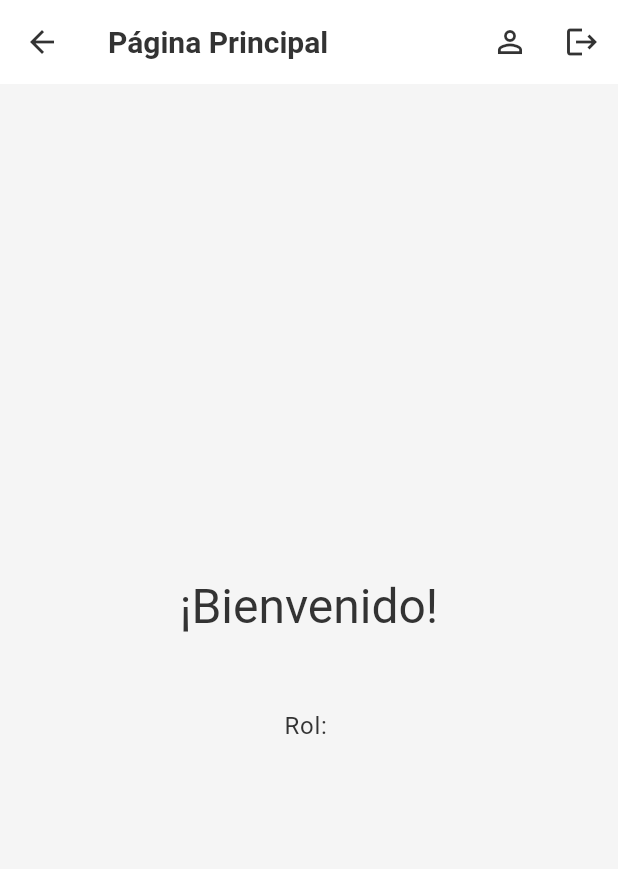
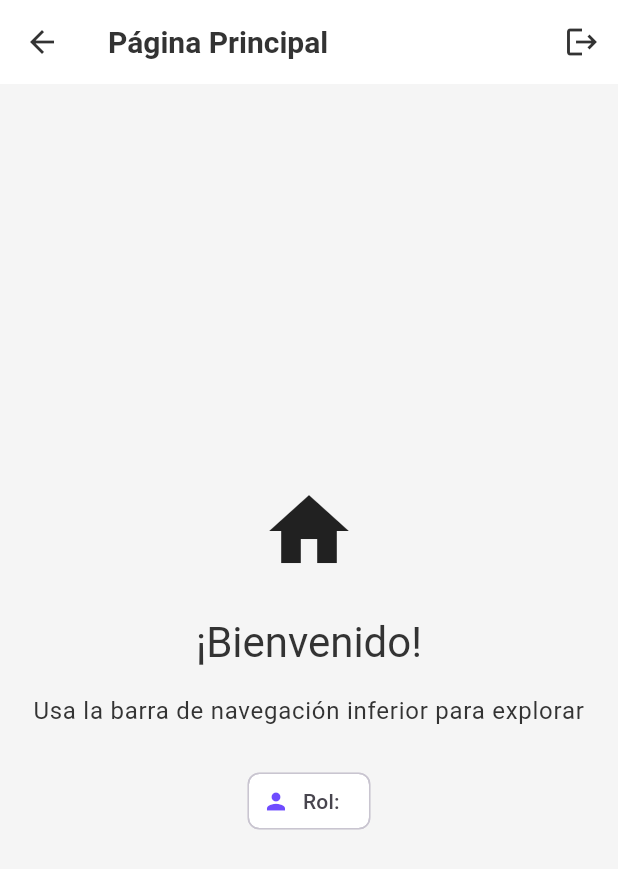
Before and after one commit to raimundoosf/ProyectoTallerSoftware, a Flutter app: the HomeScreen screen opened directly, on a phone screen of 412 x 824 dp. Shown: the top 869 px of the screen. Run offline on Flutter 3.47's test engine with Material 3 defaults, Android fonts, the phone set to English and light mode, and no system bars; our stand-ins replace cloud_firestore, firebase_auth, firebase_core, firebase_storage, freezed_annotation, geolocator and 4 more; accounts and stored records are empty.

Commit message:
feat: Refactor navigation structure and improve user experience in main screens

```diff
--- a/lib/src/core/navigation/app_router.dart
+++ b/lib/src/core/navigation/app_router.dart
@@ -2,7 +2,7 @@ import 'package:flutter/material.dart';
 import 'package:go_router/go_router.dart';
 import 'package:flutter_app/src/features/auth/presentation/views/login_screen.dart';
 import 'package:flutter_app/src/features/auth/presentation/views/register_screen.dart';
-import 'package:flutter_app/src/features/home/presentation/views/home_screen.dart';
+import 'package:flutter_app/src/features/home/presentation/views/main_scaffold.dart';
 import 'package:flutter_app/src/features/user_profile/presentation/views/profile_screen.dart';
 import 'package:flutter_app/src/features/company_profile/presentation/views/company_profile_screen.dart';
 import 'package:flutter_app/src/features/products/presentation/views/new_product_view.dart';
@@ -12,7 +12,7 @@ final GoRouter router = GoRouter(
     GoRoute(
       path: '/',
       builder: (BuildContext context, GoRouterState state) {
-        return const HomeScreen();
+        return const MainScaffold();
       },
     ),
     GoRoute(
--- a/lib/src/features/home/presentation/views/home_screen.dart
+++ b/lib/src/features/home/presentation/views/home_screen.dart
@@ -20,19 +20,6 @@ class _HomeScreenState extends State<HomeScreen> {
     });
   }
 
-  Future<void> _navigateToProfile(HomeViewModel viewModel) async {
-    final user = viewModel.currentUser;
-    if (user == null) return;
-    if (viewModel.currentRole == null && !viewModel.isRoleLoading) {
-      await viewModel.fetchUserRole();
-    }
-    if (!mounted) return;
-    final destination = viewModel.currentRole == 'Empresa'
-        ? '/company-profile'
-        : '/profile';
-    context.push(destination);
-  }
-
   @override
   Widget build(BuildContext context) {
     return Consumer<HomeViewModel>(
@@ -43,17 +30,6 @@ class _HomeScreenState extends State<HomeScreen> {
           appBar: AppBar(
             title: const Text('Página Principal'),
             actions: [
-              Semantics(
-                button: true,
-                label: 'Abrir perfil',
-                child: IconButton(
-                  icon: const Icon(Icons.person_outline),
-                  tooltip: 'Perfil',
-                  onPressed: currentUser == null
-                      ? null
-                      : () => _navigateToProfile(viewModel),
-                ),
-              ),
               Semantics(
                 button: true,
                 label: 'Cerrar sesión',
@@ -73,34 +49,48 @@ class _HomeScreenState extends State<HomeScreen> {
             child: AnimatedSwitcher(
               duration: const Duration(milliseconds: 300),
               transitionBuilder: (child, animation) {
+                final offset = Tween<Offset>(
+                  begin: const Offset(0, 0.05),
+                  end: Offset.zero,
+                ).animate(animation);
                 return FadeTransition(
                   opacity: animation,
-                  child: ScaleTransition(scale: animation, child: child),
+                  child: SlideTransition(position: offset, child: child),
                 );
               },
-              child: viewModel.isRoleLoading
-                  ? const CircularProgressIndicator(
-                      key: ValueKey('home-loading'),
+              child: currentUser == null
+                  ? const Text(
+                      key: ValueKey('no-user'),
+                      'Cargando información del usuario...',
                     )
                   : Column(
-                      key: const ValueKey('home-content'),
+                      key: ValueKey('user-${currentUser.uid}'),
                       mainAxisAlignment: MainAxisAlignment.center,
                       children: [
+                        const Icon(Icons.home, size: 64),
+                        const SizedBox(height: 24),
                         Text(
                           '¡Bienvenido!',
-                          style: Theme.of(context).textTheme.headlineLarge,
+                          style: Theme.of(context).textTheme.headlineMedium,
                         ),
-                        const SizedBox(height: 8),
-                        if (currentUser?.email != null)
-                          Text(
-                            currentUser!.email!,
-                            style: Theme.of(context).textTheme.titleMedium,
-                          ),
                         const SizedBox(height: 16),
                         Text(
-                          'Rol: ${viewModel.currentRole ?? 'No definido'}',
+                          'Usa la barra de navegación inferior para explorar',
                           style: Theme.of(context).textTheme.bodyLarge,
+                          textAlign: TextAlign.center,
                         ),
+                        if (viewModel.currentRole != null) ...[
+                          const SizedBox(height: 24),
+                          Chip(
+                            avatar: Icon(
+                              viewModel.currentRole == 'Empresa'
+                                  ? Icons.business
+                                  : Icons.person,
+                              size: 18,
+                            ),
+                            label: Text('Rol: ${viewModel.currentRole}'),
+                          ),
+                        ],
                       ],
                     ),
             ),
```
Also changed, not shown: lib/src/features/company_profile/presentation/views/company_profile_screen.dart (+1 -11 lines), lib/src/features/home/presentation/views/main_scaffold.dart (added, +121 -0 lines), lib/src/features/products/presentation/views/new_product_view.dart (+54 -7 lines), lib/src/features/user_profile/presentation/views/profile_screen.dart (+1 -12 lines).
